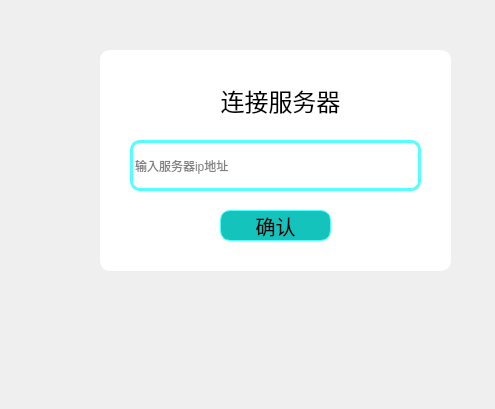
IDMoquan/Chatting_Room, file ClientUI/Connect_Server.ui: the form before one commit.
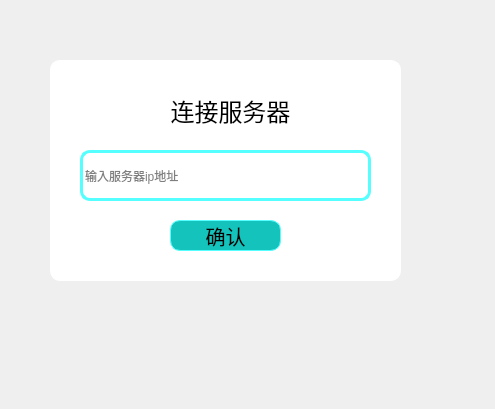
The form after the commit.

Patch:
```diff
--- a/ClientUI/Connect_Server.ui
+++ b/ClientUI/Connect_Server.ui
@@ -25,8 +25,8 @@
    </property>
    <property name="geometry">
     <rect>
-     <x>100</x>
-     <y>50</y>
+     <x>50</x>
+     <y>60</y>
      <width>351</width>
      <height>221</height>
     </rect>
```
